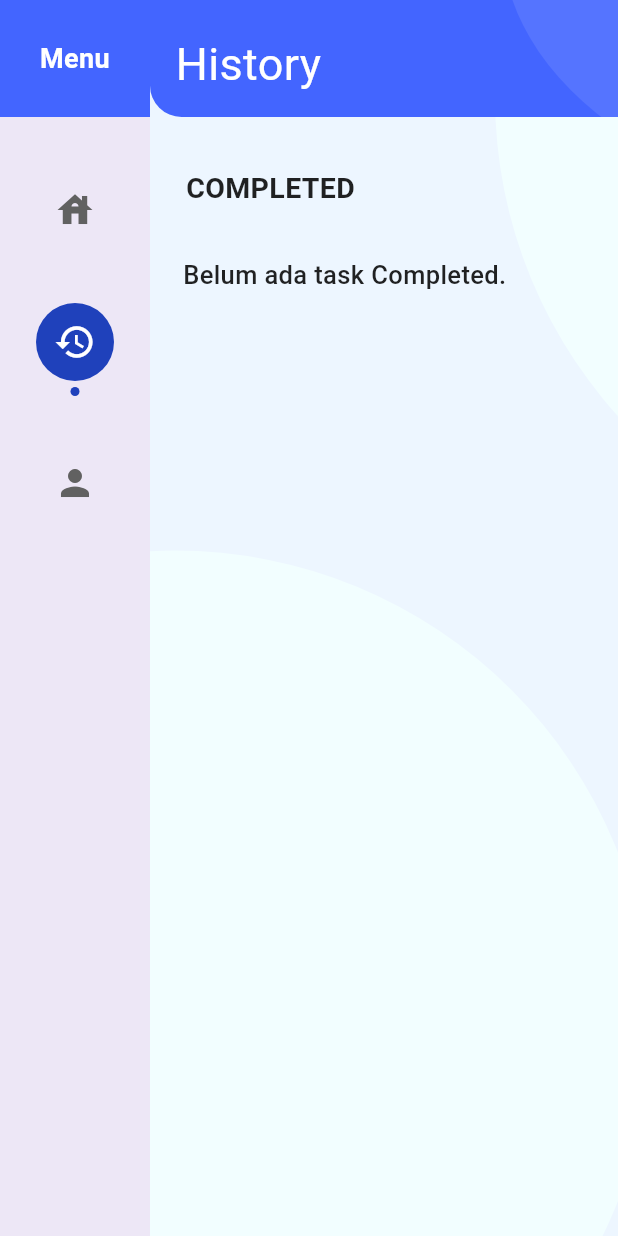
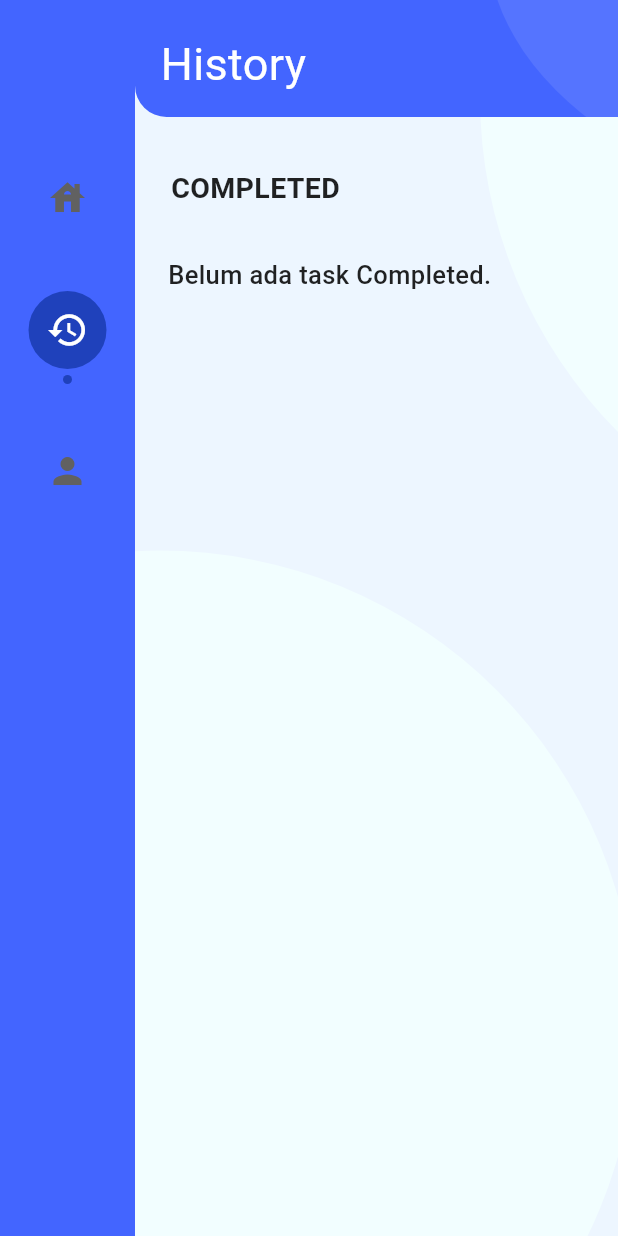
Before and after one commit to Reyhankunlah/TugasFlutterToDoList_22_03, a Flutter app: the screen it shows after launch, after a tap on the "history" icon, on a phone screen of 412 x 824 dp. Run offline on Flutter 3.47's test engine with Material 3 defaults, Android fonts, the phone set to English and light mode, and no system bars; our stand-ins replace get, shared_preferences, sqflite; accounts and stored records are empty.

Commit message:
feat[MAF] add Responsive Nav & Header

```diff
--- a/lib/Controllers/nav/mainNav_controller.dart
+++ b/lib/Controllers/nav/mainNav_controller.dart
@@ -2,12 +2,13 @@ import 'package:flutter/material.dart';
 import 'package:flutter_todolist/Pages/MobileScreen/history_page.dart';
 import 'package:flutter_todolist/Pages/MobileScreen/home_page.dart';
 import 'package:flutter_todolist/Pages/MobileScreen/profile_page.dart';
+import 'package:flutter_todolist/Pages/WideScreen/wideHome_page.dart';
 import 'package:get/get.dart';
 
 class MainnavController extends GetxController {
   final RxInt selectedIndex = 0.obs;
 
-  final List<Widget> pages = [HomePage(), HistoryPage(), ProfilePage()];
+  final List<Widget> pages = [WidehomePage(), HistoryPage(), ProfilePage()];
 
   void changeIndex(int i) => selectedIndex.value = i;
 }
--- /dev/null
+++ b/lib/Pages/WideScreen/wideHome_page.dart
@@ -0,0 +1,80 @@
+import 'package:flutter/material.dart';
+import 'package:flutter_todolist/Components/backDecoration.dart';
+import 'package:flutter_todolist/Components/custom_Header.dart';
+import 'package:flutter_todolist/Components/custom_color.dart';
+import 'package:flutter_todolist/Components/custom_text.dart';
+import 'package:flutter_todolist/Components/taskCard.dart';
+import 'package:flutter_todolist/Controllers/task_controller.dart';
+import 'package:get/get.dart';
+import 'package:get/get_core/src/get_main.dart';
+import 'package:get/get_state_manager/get_state_manager.dart';
+
+class WidehomePage extends StatelessWidget {
+  WidehomePage({super.key});
+
+  final taskC = Get.find<TaskController>();
+
+  @override
+  Widget build(BuildContext context) {
+    return Scaffold(
+      backgroundColor: CustomColor.background,
+      body: Stack(
+        children: [
+          BackDecoration(),
+          CustomHeader(judulHeader: "Wlee"),
+          Padding(
+            padding: const EdgeInsets.only(top: 100),
+            child: SingleChildScrollView(
+              child: Column(
+                crossAxisAlignment: CrossAxisAlignment.start,
+                children: [
+                  Padding(
+                    padding: const EdgeInsets.fromLTRB(24, 12, 0, 0),
+                    child: CustomText(
+                      myText: 'NOT STARTED',
+                      fontWeight: FontWeight.bold,
+                      fontSize: 19,
+                    ),
+                  ),
+                  Obx(() {
+                    final allTasks = taskC.notStarted;
+                    if (allTasks.isEmpty) {
+                      return Padding(
+                        padding: const EdgeInsets.all(16),
+                        child: Container(
+                          margin: EdgeInsets.only(left: 6),
+                          child: CustomText(
+                            myText: "Belum ada task Not Started.",
+                            fontWeight: FontWeight.w500,
+                            fontSize: 17,
+                          ),
+                        ),
+                      );
+                    }
+                    return GridView.builder(
+                      physics: const NeverScrollableScrollPhysics(),
+                      shrinkWrap: true,
+                      padding: const EdgeInsets.all(16),
+                      itemCount: allTasks.length,
+                      itemBuilder: (context, index) {
+                        final t = allTasks[index];
+                        return TaskCard(task: t, showEdit: true);
+                      },
+                      gridDelegate:
+                          const SliverGridDelegateWithFixedCrossAxisCount(
+                            crossAxisCount: 3,
+                            childAspectRatio: 1,
+                            mainAxisSpacing: 10,
+                            crossAxisSpacing: 20,
+                          ),
+                    );
+                  }),
+                ],
+              ),
+            ),
+          ),
+        ],
+      ),
+    );
+  }
+}
--- a/lib/Pages/nav/sideNav_page.dart
+++ b/lib/Pages/nav/sideNav_page.dart
@@ -16,26 +16,11 @@ class SidenavPage extends StatelessWidget {
           children: [
             // === SIDE NAVIGATION BAR (selalu tampil) ===
             Container(
-              width: 100,
-              color: Colors.deepPurple.shade50,
+              width: 90,
+              color: CustomColor.bluePrimary,
               child: Column(
                 children: [
-                  // Header
-                  Container(
-                    height: 78,
-                    color: CustomColor.bluePrimary,
-                    alignment: Alignment.center,
-                    child: const Text(
-                      "Menu",
-                      style: TextStyle(
-                        color: Colors.white,
-                        fontSize: 18,
-                        fontWeight: FontWeight.bold,
-                      ),
-                      textAlign: TextAlign.center,
-                    ),
-                  ),
-                  const SizedBox(height: 20),
+                  const SizedBox(height: 90),
 
                   // === Menu Icons ===
                   Expanded(
--- a/lib/Routes/pages.dart
+++ b/lib/Routes/pages.dart
@@ -5,6 +5,7 @@ import 'package:flutter_todolist/Bindings/mainNavBinding.dart';
 import 'package:flutter_todolist/Bindings/splashBinding.dart';
 import 'package:flutter_todolist/Pages/MobileScreen/editTodo_page.dart';
 import 'package:flutter_todolist/Pages/MobileScreen/login_page.dart';
+import 'package:flutter_todolist/Pages/WideScreen/wideHome_page.dart';
 import 'package:flutter_todolist/Pages/nav/mainNav_page.dart';
 import 'package:flutter_todolist/Pages/MobileScreen/splash_page.dart';
 import 'package:flutter_todolist/Pages/MobileScreen/toDo_page.dart';
@@ -44,5 +45,10 @@ class AppPages {
       page: () => SidenavPage(),
       binding: Mainnavbinding(),
     ),
+    GetPage(
+      name: AppRoutes.wideHomePage,
+      page: () => WidehomePage(),
+      binding: Taskbinding(),
+    ),
   ];
 }
--- a/lib/Routes/routes.dart
+++ b/lib/Routes/routes.dart
@@ -9,4 +9,5 @@ class AppRoutes {
   static const toDoPage = '/todo';
   static const editToDoPage = '/editToDoPage';
   static const navTransform = '/navTransform';
+  static const wideHomePage = '/wideHomePage';
 }
```
Also changed, not shown: lib/Components/taskCard.dart (+99 -1 lines).
